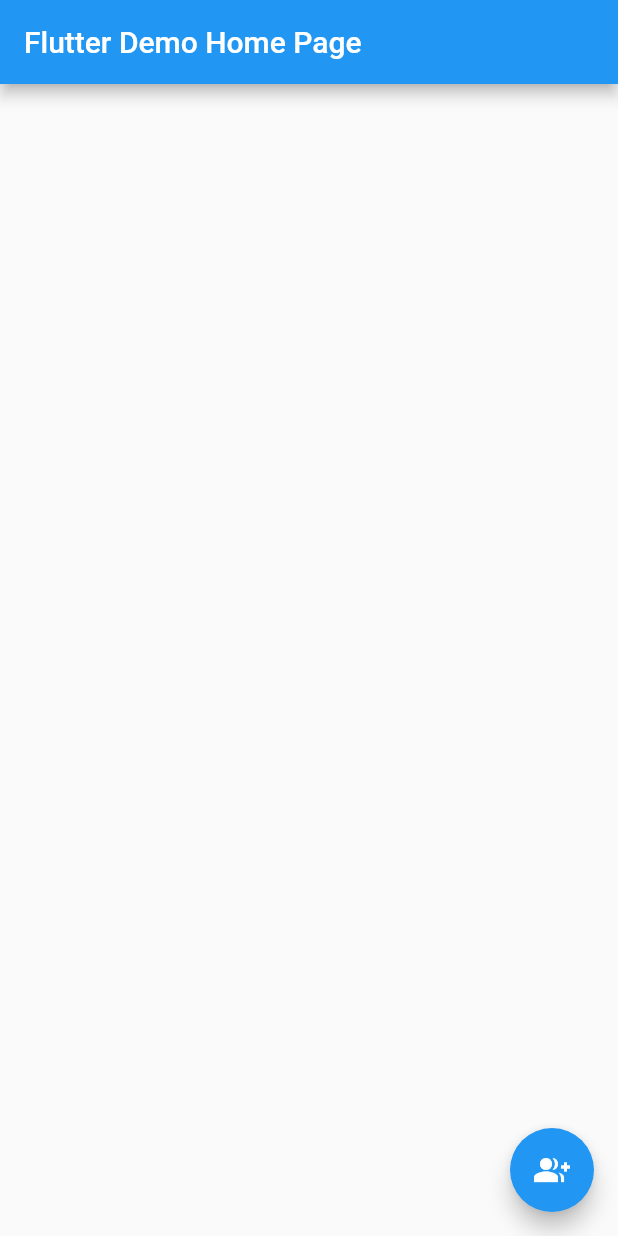
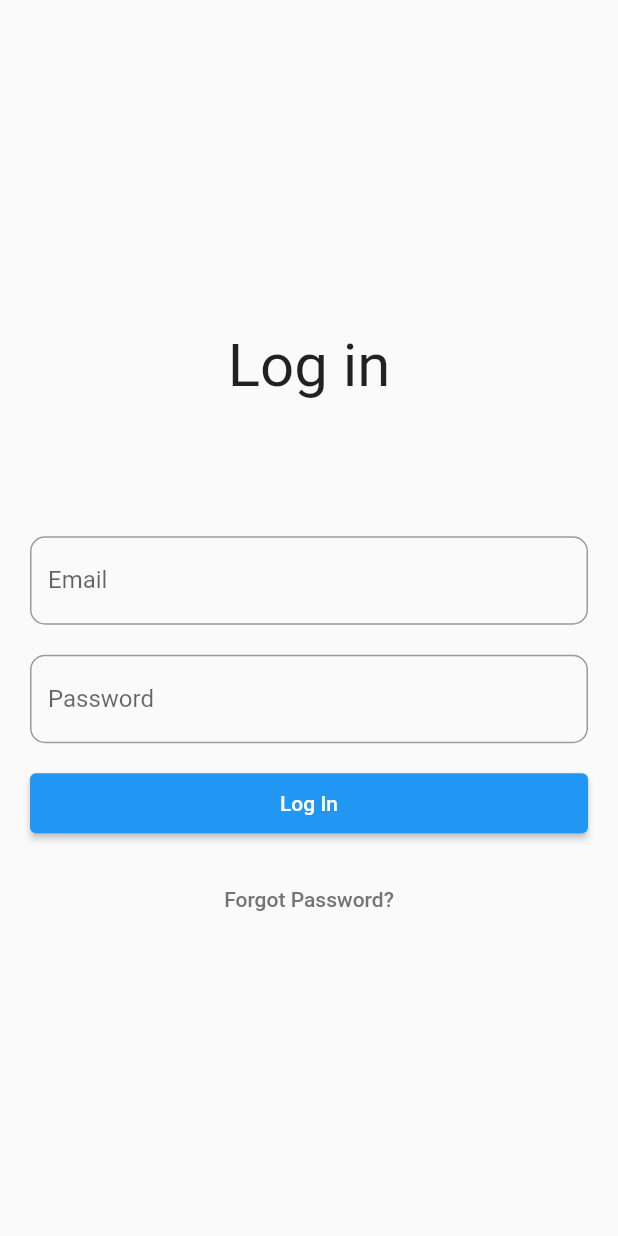
Before and after one commit to PaulanerAlex/greatest_mensa_app_ever_xxl, a Flutter app: the screen it shows after launch, on a phone screen of 412 x 824 dp. Run offline on Flutter 3.47's test engine with Material 2 defaults, Android fonts, the phone set to English and light mode, and no system bars; our stand-ins replace cloud_firestore, firebase_auth, firebase_core; accounts and stored records are empty; Roboto replaces fonts that are missing (noto sans).

Commit message:
added login screen

```diff
--- a/lib/main.dart
+++ b/lib/main.dart
@@ -1,13 +1,16 @@
+import 'package:firebase_auth/firebase_auth.dart';
 import 'package:flutter/material.dart';
 import 'package:greatest_mensa_app_ever_xxl/screens/home.dart';
 import 'package:firebase_core/firebase_core.dart';
 import 'package:greatest_mensa_app_ever_xxl/resources/firebase_options.dart';
+import 'package:greatest_mensa_app_ever_xxl/screens/login.dart';
 
 void main() async {
   WidgetsFlutterBinding.ensureInitialized();
   await Firebase.initializeApp(
     options: DefaultFirebaseOptions.currentPlatform,
   );
+  await FirebaseAuth.instance.useAuthEmulator('localhost', 9099);
   runApp(const MyApp());
 }
 
@@ -31,7 +34,8 @@
         // is not restarted.
         primarySwatch: Colors.blue,
       ),
-      home: const MyHomePage(title: 'Flutter Demo Home Page'),
+      home: const LoginScreen(),
+      // home: const MyHomePage(title: 'Flutter Demo Home Page'),
     );
   }
 }
--- a/lib/screens/home.dart
+++ b/lib/screens/home.dart
@@ -22,38 +22,36 @@
 }
 
 class _MyHomePageState extends State<MyHomePage> {
-  UserDataRepo db = UserDataRepo();
+  // Future<String> _addUserData() async {
+  //   User user = User(
+  //       email: 'hussain.schrammbrater@küchengeschirr24.com',
+  //       username: 'hossihussi',
+  //       firstname: 'Hussain',
+  //       lastname: 'Schrammbrater',
+  //       admin: true,
+  //       registeredSince: DateTime.now());
+  //   return await db.addData(user);
+  // }
 
-  Future<String> _addUserData() async {
-    User user = User(
-        email: 'hussain.schrammbrater@küchengeschirr24.com',
-        username: 'hossihussi',
-        firstname: 'Hussain',
-        lastname: 'Schrammbrater',
-        admin: true,
-        registeredSince: DateTime.now());
-    return await db.addData(user);
-  }
+  // Future<List<User>> _getUserData() async {
+  //   List<User> users = await db.getData();
+  //   return users;
+  // }
 
-  Future<List<User>> _getUserData() async {
-    List<User> users = await db.getData();
-    return users;
-  }
-
-  Widget _buildList(context, snapshot) {
-    return ListView.builder(
-      itemCount: snapshot.length,
-      itemBuilder: (context, index) {
-        User user = snapshot[index];
-        return Column(
-          children: [
-            Text(user.username),
-          ],
-        );
-      },
-      padding: const EdgeInsets.only(top: 20),
-    );
-  }
+  // Widget _buildList(context, snapshot) {
+  //   return ListView.builder(
+  //     itemCount: snapshot.length,
+  //     itemBuilder: (context, index) {
+  //       User user = snapshot[index];
+  //       return Column(
+  //         children: [
+  //           Text(user.username),
+  //         ],
+  //       );
+  //     },
+  //     padding: const EdgeInsets.only(top: 20),
+  //   );
+  // }
 
   // Widget _buildListItem(BuildContext context, DocumentSnapshot snapshot) {
   //   // final user = User.fromSnapshot(snapshot);
@@ -66,16 +64,9 @@
       appBar: AppBar(
         title: Text(widget.title),
       ),
-      body: FutureBuilder(
-        future: _getUserData(),
-        builder: (context, snapshot) {
-          return _buildList(context, snapshot.data);
-        },
-      ),
+      body: Container(),
       floatingActionButton: FloatingActionButton(
-        onPressed: () {
-          _addUserData();
-        },
+        onPressed: () {},
         tooltip: 'Increment',
         child: const Icon(Icons.group_add),
       ), // This trailing comma makes auto-formatting nicer for build methods.
--- /dev/null
+++ b/lib/screens/login.dart
@@ -0,0 +1,66 @@
+import 'package:flutter/material.dart';
+
+class LoginScreen extends StatelessWidget {
+  const LoginScreen({super.key});
+
+  @override
+  Widget build(BuildContext context) {
+    return Scaffold(
+      body: Center(
+        child: Column(
+          crossAxisAlignment: CrossAxisAlignment.center,
+          mainAxisAlignment: MainAxisAlignment.center,
+          children: <Widget>[
+            Container(
+                padding: const EdgeInsets.fromLTRB(20, 20, 20, 70),
+                child: Text(
+                  'Log in',
+                  style: TextStyle(fontSize: 40, fontFamily: 'noto sans'),
+                )),
+            Container(
+              padding: const EdgeInsets.fromLTRB(20, 20, 20, 0),
+              child: TextField(
+                decoration: InputDecoration(
+                  fillColor: Colors.grey,
+                  border: OutlineInputBorder(
+                    borderRadius: BorderRadius.circular(10.0),
+                  ),
+                  labelText: 'Email',
+                ),
+              ),
+            ),
+            Container(
+              padding: const EdgeInsets.fromLTRB(20, 20, 20, 0),
+              child: TextField(
+                obscureText: true,
+                decoration: InputDecoration(
+                  border: OutlineInputBorder(
+                    borderRadius: BorderRadius.circular(10.0),
+                  ),
+                  labelText: 'Password',
+                ),
+              ),
+            ),
+            Container(
+                height: 80,
+                padding: const EdgeInsets.all(20),
+                child: ElevatedButton(
+                  style: ElevatedButton.styleFrom(
+                    minimumSize: const Size.fromHeight(50),
+                  ),
+                  child: const Text('Log In'),
+                  onPressed: () {},
+                )),
+            TextButton(
+              onPressed: () {},
+              child: Text(
+                'Forgot Password?',
+                style: TextStyle(color: Colors.grey[600]),
+              ),
+            ),
+          ],
+        ),
+      ),
+    );
+  }
+}
```
Also changed, not shown: 1 other file.
